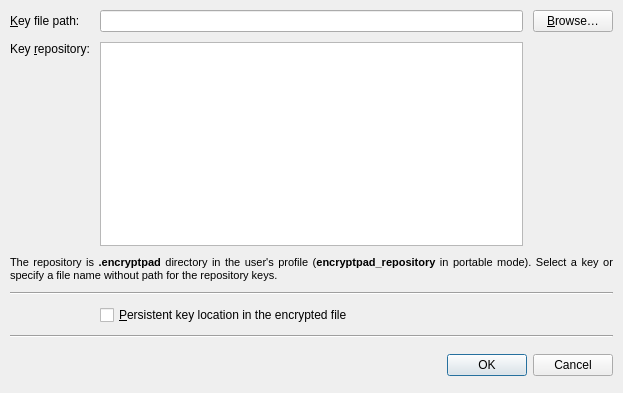
Above: qt_ui/set_key_dialog.ui from evpo/EncryptPad before the change. Below: the same form after it.
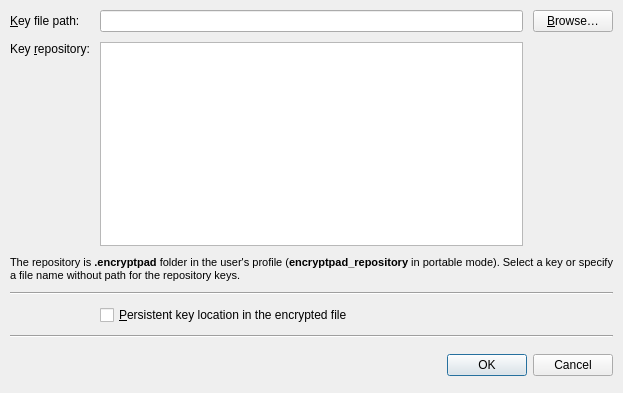
That is the form after the change.

Commit message: Replace directory with folder in GUI

What changed in the file:
```diff
--- a/qt_ui/set_key_dialog.ui
+++ b/qt_ui/set_key_dialog.ui
@@ -169,7 +169,7 @@
         </font>
        </property>
        <property name="text">
-        <string>The repository is &lt;b&gt;.encryptpad&lt;/b&gt; directory in the user's profile (&lt;b&gt;encryptpad_repository&lt;/b&gt; in portable mode). Select a key or specify a file name without path for the repository keys.</string>
+        <string>The repository is &lt;b&gt;.encryptpad&lt;/b&gt; folder in the user's profile (&lt;b&gt;encryptpad_repository&lt;/b&gt; in portable mode). Select a key or specify a file name without path for the repository keys.</string>
        </property>
        <property name="alignment">
         <set>Qt::AlignJustify|Qt::AlignVCenter</set>
```
The commit also changes 4 other files.
